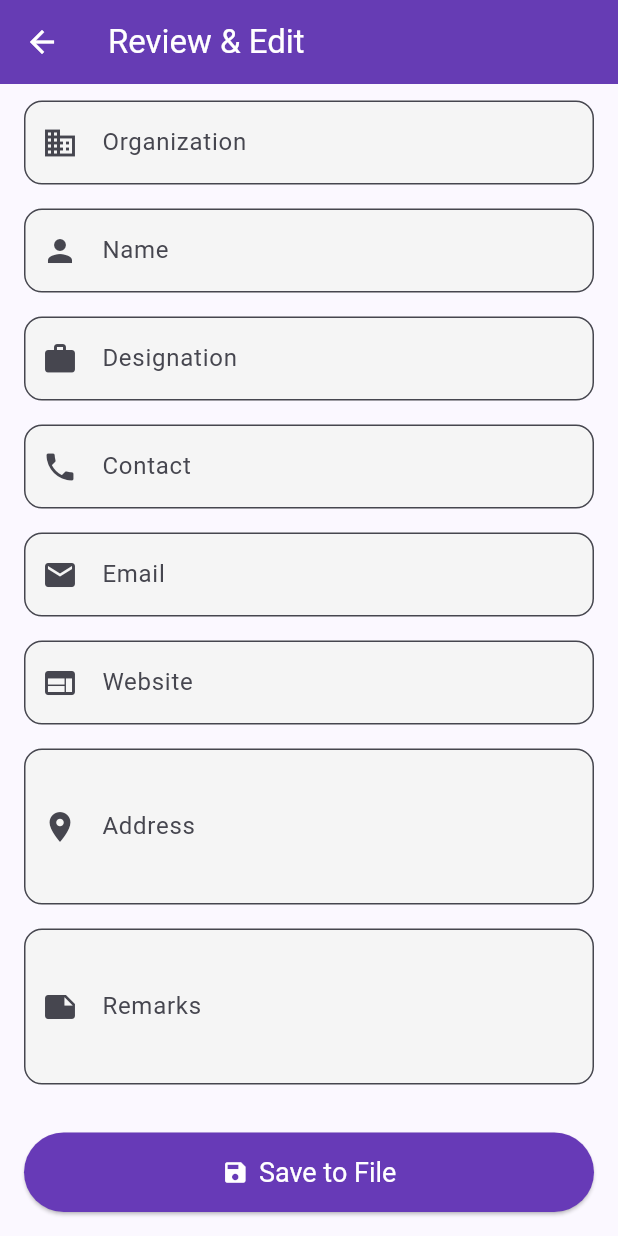
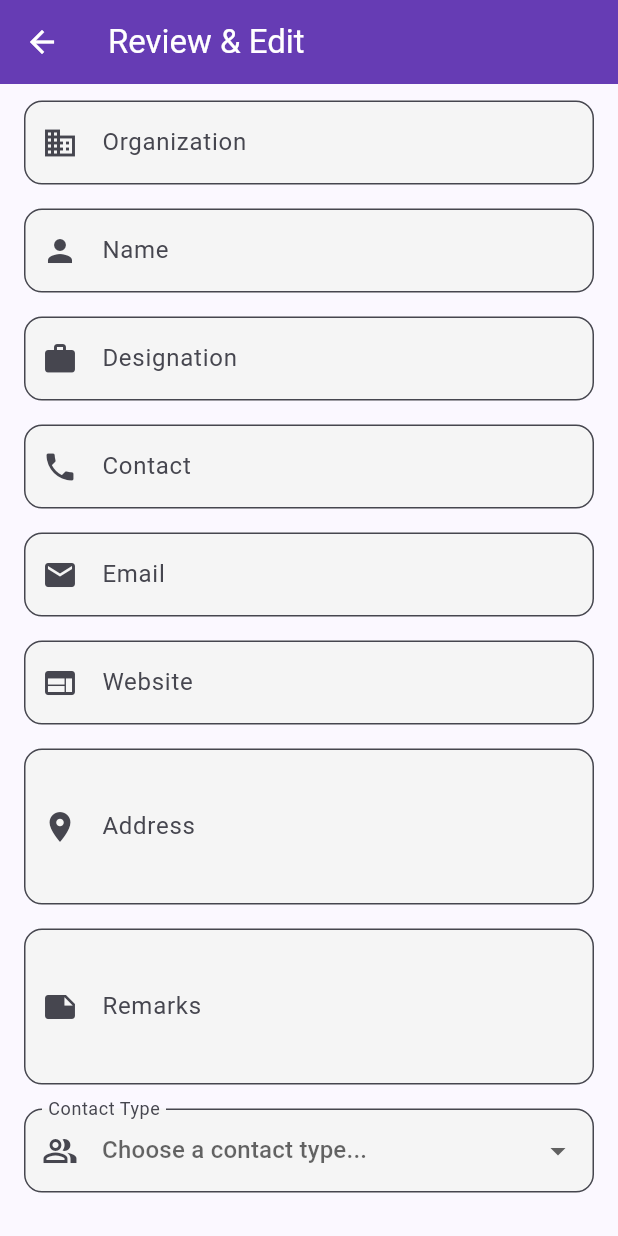
Before and after one commit to nayif-hamdaz/Business-Card-Scanner, a Flutter app: the ReviewScreen screen opened directly with empty values, scrolled down 85 dp, on a phone screen of 412 x 824 dp. Run offline on Flutter 3.47's test engine with Material 3 defaults, Android fonts, the phone set to English and light mode, and no system bars; our stand-ins replace image_picker.

Commit message:
f Add contact type

```diff
--- a/card_scanner_app/lib/models/business_card.dart
+++ b/card_scanner_app/lib/models/business_card.dart
@@ -1,7 +1,6 @@
 import 'dart:typed_data';
 
 class BusinessCard {
-  // NEW: Added the category field.
   final String category;
   final String organization;
   final String name;
@@ -11,6 +10,7 @@ class BusinessCard {
   final String website;
   final String address;
   final String remarks;
+  final String? contactType;
 
   BusinessCard({
     required this.category,
@@ -22,10 +22,9 @@ class BusinessCard {
     required this.website,
     required this.address,
     required this.remarks,
+    this.contactType,
   });
 
-  // Factory constructor to create a BusinessCard from JSON.
-  // This is used when we receive data from the Python backend.
   factory BusinessCard.fromJson(Map<String, dynamic> json) {
     return BusinessCard(
       category: json['category'] ?? '',
@@ -40,8 +39,6 @@ class BusinessCard {
     );
   }
 
-  // Method to convert a BusinessCard object to JSON.
-  // This is used when we send data to the Python backend to be saved.
   Map<String, dynamic> toJson() {
     return {
       'category': category,
@@ -53,11 +50,12 @@ class BusinessCard {
       'website': website,
       'address': address,
       'remarks': remarks,
+      // THE FINAL FIX IS HERE: Changed back to 'ContactType' to match your Python code.
+      'ContactType': contactType ?? '',
     };
   }
 }
 
-// A simple class to hold image data for passing between screens.
 class ImageData {
   final Uint8List bytes;
   final String name;
--- a/card_scanner_app/lib/screens/review_screen.dart
+++ b/card_scanner_app/lib/screens/review_screen.dart
@@ -11,7 +11,9 @@ class ReviewScreen extends StatefulWidget {
 }
 
 class _ReviewScreenState extends State<ReviewScreen> {
-  // NEW: Added a controller for the category field.
+  // Add a GlobalKey for the Form to enable validation
+  final _formKey = GlobalKey<FormState>();
+
   late final TextEditingController _categoryController;
   late final TextEditingController _organizationController;
   late final TextEditingController _nameController;
@@ -22,16 +24,23 @@ class _ReviewScreenState extends State<ReviewScreen> {
   late final TextEditingController _addressController;
   late final TextEditingController _remarksController;
 
+  // State variable for the new dropdown, nullable to allow a "hint"
+  String? _selectedContactType;
+  final List<String> _contactTypes = ['Customer', 'Supplier'];
+
   bool _isSaving = false;
 
   @override
   void initState() {
     super.initState();
-    // Initialize all controllers with the data from the scanned card.
     _categoryController = TextEditingController(text: widget.cardData.category);
-    _organizationController = TextEditingController(text: widget.cardData.organization);
+    _organizationController = TextEditingController(
+      text: widget.cardData.organization,
+    );
     _nameController = TextEditingController(text: widget.cardData.name);
-    _designationController = TextEditingController(text: widget.cardData.designation);
+    _designationController = TextEditingController(
+      text: widget.cardData.designation,
+    );
     _contactController = TextEditingController(text: widget.cardData.contact);
     _emailController = TextEditingController(text: widget.cardData.email);
     _websiteController = TextEditingController(text: widget.cardData.website);
@@ -41,7 +50,6 @@ class _ReviewScreenState extends State<ReviewScreen> {
 
   @override
   void dispose() {
-    // Dispose of all controllers to free up resources.
     _categoryController.dispose();
     _organizationController.dispose();
     _nameController.dispose();
@@ -55,11 +63,21 @@ class _ReviewScreenState extends State<ReviewScreen> {
   }
 
   Future<void> _saveContact() async {
+    // We now check if the form is valid before saving.
+    if (!_formKey.currentState!.validate()) {
+      ScaffoldMessenger.of(context).showSnackBar(
+        const SnackBar(
+          content: Text('Please select a Contact Type.'),
+          backgroundColor: Colors.orange,
+        ),
+      );
+      return;
+    }
+
     setState(() {
       _isSaving = true;
     });
 
-    // Create a new BusinessCard object with the final, potentially edited data.
     final updatedCard = BusinessCard(
       category: _categoryController.text,
       organization: _organizationController.text,
@@ -70,24 +88,26 @@ class _ReviewScreenState extends State<ReviewScreen> {
       website: _websiteController.text,
       address: _addressController.text,
       remarks: _remarksController.text,
+      contactType: _selectedContactType, // Pass the selected dropdown value
     );
 
     final success = await ApiService.saveCard(updatedCard);
+    if (!mounted) return;
 
     setState(() {
       _isSaving = false;
     });
 
-    if (mounted) {
-      final message = success ? 'Contact saved successfully!' : 'Failed to save contact.';
+    final message = success
+        ? 'Contact saved successfully!'
+        : 'Failed to save contact.';
     final color = success ? Colors.green : Colors.red;
-      ScaffoldMessenger.of(context).showSnackBar(
-        SnackBar(content: Text(message), backgroundColor: color),
-      );
+    ScaffoldMessenger.of(
+      context,
+    ).showSnackBar(SnackBar(content: Text(message), backgroundColor: color));
+
     if (success) {
-        // Go back to the home screen on success.
-        Navigator.of(context).pop();
-      }
+      Navigator.of(context).pop(true);
     }
   }
 
@@ -99,11 +119,13 @@ class _ReviewScreenState extends State<ReviewScreen> {
         backgroundColor: Colors.deepPurple,
         foregroundColor: Colors.white,
       ),
-      body: SingleChildScrollView(
+      // Wrap the content in a Form widget
+      body: Form(
+        key: _formKey,
+        child: SingleChildScrollView(
           padding: const EdgeInsets.all(16.0),
           child: Column(
             children: [
-            // NEW: Added the text field for Category at the top.
               _buildTextField(
                 controller: _categoryController,
                 label: 'Category',
@@ -153,6 +175,10 @@ class _ReviewScreenState extends State<ReviewScreen> {
                 icon: Icons.note,
                 maxLines: 3,
               ),
+
+              // The new Dropdown menu widget
+              _buildDropdown(),
+
               const SizedBox(height: 24),
               _isSaving
                   ? const CircularProgressIndicator()
@@ -173,10 +199,47 @@ class _ReviewScreenState extends State<ReviewScreen> {
             ],
           ),
         ),
+      ),
     );
   }
 
-  // Helper widget to reduce repetitive code for text fields.
+  // Helper widget for the new dropdown
+  Widget _buildDropdown() {
+    return Padding(
+      padding: const EdgeInsets.symmetric(vertical: 8.0),
+      // Added a validator and a hint for a better user experience
+      child: DropdownButtonFormField<String>(
+        value: _selectedContactType,
+        hint: const Text(
+          'Choose a contact type...',
+        ), // This text shows when no value is selected
+        validator: (value) {
+          if (value == null || value.isEmpty) {
+            return 'Please select a type.'; // Error message if not selected
+          }
+          return null;
+        },
+        decoration: InputDecoration(
+          labelText: 'Contact Type',
+          prefixIcon: const Icon(Icons.people_alt_outlined),
+          border: OutlineInputBorder(borderRadius: BorderRadius.circular(12.0)),
+          filled: true,
+          fillColor: Colors.grey[100],
+        ),
+        items: _contactTypes.map((String value) {
+          return DropdownMenuItem<String>(value: value, child: Text(value));
+        }).toList(),
+        onChanged: (String? newValue) {
+          if (newValue != null) {
+            setState(() {
+              _selectedContactType = newValue;
+            });
+          }
+        },
+      ),
+    );
+  }
+
   Widget _buildTextField({
     required TextEditingController controller,
     required String label,
@@ -193,9 +256,7 @@ class _ReviewScreenState extends State<ReviewScreen> {
         decoration: InputDecoration(
           labelText: label,
           prefixIcon: Icon(icon),
-          border: OutlineInputBorder(
-            borderRadius: BorderRadius.circular(12.0),
-          ),
+          border: OutlineInputBorder(borderRadius: BorderRadius.circular(12.0)),
           filled: true,
           fillColor: Colors.grey[100],
         ),
```
Also changed, not shown: card_scanner_app/lib/api/api_service.dart (+45 -36 lines), card_scanner_app/lib/screens/home_screen.dart (+20 -16 lines). Lines whose indentation alone changed are shown as unchanged.
